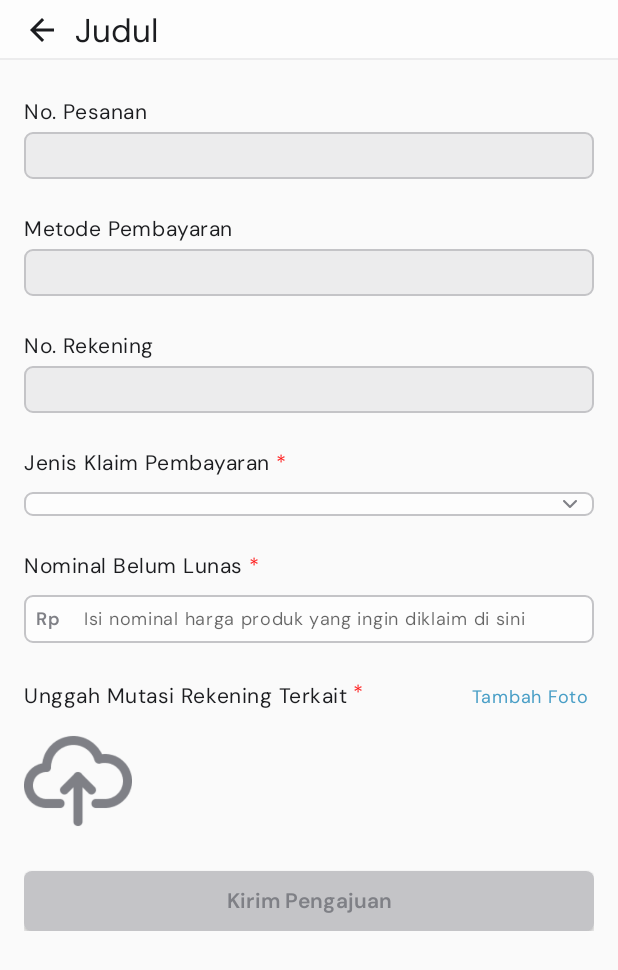
After one commit to shaulascr/ecommerce_serang, an Android app: the ClaimPaymentActivity screen opened directly, with no data from a screen before it, on a phone screen of 412 x 824 dp. The commit adds this screen. Shown: the top 970 px of the screen. Run offline under Robolectric (Android 15) with nearby library versions, the light colour scheme and no system bars.

Commit message:
activity_claim_payment.xml

```diff
--- a/app/src/main/AndroidManifest.xml
+++ b/app/src/main/AndroidManifest.xml
@@ -16,6 +16,9 @@
         android:theme="@style/Theme.Ecommerce_serang"
         android:usesCleartextTraffic="true"
         tools:targetApi="31">
+        <activity
+            android:name=".ui.profile.mystore.sells.ClaimPaymentActivity"
+            android:exported="false" />
         <activity
             android:name=".ui.profile.mystore.balance.BalanceTopUpActivity"
             android:exported="false" />
--- /dev/null
+++ b/app/src/main/java/com/alya/ecommerce_serang/ui/profile/mystore/sells/ClaimPaymentActivity.kt
@@ -0,0 +1,21 @@
+package com.alya.ecommerce_serang.ui.profile.mystore.sells
+
+import android.os.Bundle
+import androidx.activity.enableEdgeToEdge
+import androidx.appcompat.app.AppCompatActivity
+import androidx.core.view.ViewCompat
+import androidx.core.view.WindowInsetsCompat
+import com.alya.ecommerce_serang.R
+
+class ClaimPaymentActivity : AppCompatActivity() {
+    override fun onCreate(savedInstanceState: Bundle?) {
+        super.onCreate(savedInstanceState)
+        enableEdgeToEdge()
+        setContentView(R.layout.activity_claim_payment)
+        ViewCompat.setOnApplyWindowInsetsListener(findViewById(R.id.main)) { v, insets ->
+            val systemBars = insets.getInsets(WindowInsetsCompat.Type.systemBars())
+            v.setPadding(systemBars.left, systemBars.top, systemBars.right, systemBars.bottom)
+            insets
+        }
+    }
+}
--- /dev/null
+++ b/app/src/main/res/drawable/bg_text_field_disabled.xml
@@ -0,0 +1,9 @@
+<?xml version="1.0" encoding="utf-8"?>
+<shape xmlns:android="http://schemas.android.com/apk/res/android"
+    android:shape="rectangle">
+    <solid android:color="@color/black_50" />
+    <corners android:radius="5dp" />
+    <stroke
+        android:width="1dp"
+        android:color="@color/black_100" />
+</shape>
--- a/app/src/main/res/layout/activity_add_product.xml
+++ b/app/src/main/res/layout/activity_add_product.xml
@@ -20,14 +20,15 @@
             android:layout_height="wrap_content"
             android:orientation="vertical"
             android:paddingVertical="@dimen/vertical_safe_area"
-            android:paddingHorizontal="@dimen/horizontal_safe_area">
+            android:paddingHorizontal="@dimen/horizontal_safe_area"
+            android:layout_marginTop="19dp">
 
             <!-- Foto Produk -->
             <LinearLayout
                 android:layout_width="match_parent"
                 android:layout_height="wrap_content"
                 android:orientation="vertical"
-                android:layout_marginBottom="24dp">
+                android:layout_marginTop="24dp">
 
                 <!-- Label Foto Produk -->
                 <LinearLayout
--- a/app/src/main/res/layout/activity_balance_top_up.xml
+++ b/app/src/main/res/layout/activity_balance_top_up.xml
@@ -20,7 +20,8 @@
             android:layout_height="wrap_content"
             android:orientation="vertical"
             android:paddingVertical="@dimen/vertical_safe_area"
-            android:paddingHorizontal="@dimen/horizontal_safe_area">
+            android:paddingHorizontal="@dimen/horizontal_safe_area"
+            android:layout_marginTop="19dp">
 
             <!-- Foto Produk -->
             <LinearLayout
--- /dev/null
+++ b/app/src/main/res/layout/activity_claim_payment.xml
@@ -0,0 +1,289 @@
+<?xml version="1.0" encoding="utf-8"?>
+<LinearLayout xmlns:android="http://schemas.android.com/apk/res/android"
+    xmlns:app="http://schemas.android.com/apk/res-auto"
+    xmlns:tools="http://schemas.android.com/tools"
+    android:id="@+id/main"
+    android:layout_width="match_parent"
+    android:layout_height="match_parent"
+    android:orientation="vertical"
+    tools:context=".ui.profile.mystore.sells.ClaimPaymentActivity">
+
+    <include layout="@layout/header" />
+
+    <ScrollView
+        android:layout_width="match_parent"
+        android:layout_height="0dp"
+        android:layout_weight="1">
+
+        <LinearLayout
+            android:layout_width="match_parent"
+            android:layout_height="wrap_content"
+            android:orientation="vertical"
+            android:paddingVertical="@dimen/vertical_safe_area"
+            android:paddingHorizontal="@dimen/horizontal_safe_area"
+            android:layout_marginTop="19dp">
+
+            <!-- Nomor Pesanan -->
+            <LinearLayout
+                android:layout_width="match_parent"
+                android:layout_height="wrap_content"
+                android:orientation="vertical"
+                android:layout_marginBottom="24dp">
+
+                <TextView
+                    android:layout_width="wrap_content"
+                    android:layout_height="wrap_content"
+                    android:text="No. Pesanan"
+                    style="@style/body_medium"
+                    android:layout_marginEnd="4dp"/>
+
+                <EditText
+                    android:id="@+id/edt_no_pesanan"
+                    android:layout_width="match_parent"
+                    android:layout_height="wrap_content"
+                    android:background="@drawable/bg_text_field_disabled"
+                    android:padding="8dp"
+                    style="@style/body_small"
+                    android:layout_marginTop="4dp"
+                    android:enabled="false"/>
+
+            </LinearLayout>
+
+            <!-- Metode Pembayaran -->
+            <LinearLayout
+                android:layout_width="match_parent"
+                android:layout_height="wrap_content"
+                android:orientation="vertical"
+                android:layout_marginBottom="24dp">
+
+                <TextView
+                    android:layout_width="wrap_content"
+                    android:layout_height="wrap_content"
+                    android:text="Metode Pembayaran"
+                    style="@style/body_medium"
+                    android:layout_marginEnd="4dp"/>
+
+                <EditText
+                    android:id="@+id/edt_metode_bayar"
+                    android:layout_width="match_parent"
+                    android:layout_height="wrap_content"
+                    android:background="@drawable/bg_text_field_disabled"
+                    android:padding="8dp"
+                    style="@style/body_small"
+                    android:layout_marginTop="4dp"
+                    android:enabled="false"/>
+
+            </LinearLayout>
+
+            <!-- Nomor Rekening -->
+            <LinearLayout
+                android:layout_width="match_parent"
+                android:layout_height="wrap_content"
+                android:orientation="vertical"
+                android:layout_marginBottom="24dp">
+
+                <TextView
+                    android:layout_width="wrap_content"
+                    android:layout_height="wrap_content"
+                    android:text="No. Rekening"
+                    style="@style/body_medium"
+                    android:layout_marginEnd="4dp"/>
+
+                <EditText
+                    android:id="@+id/edt_no_rekening"
+                    android:layout_width="match_parent"
+                    android:layout_height="wrap_content"
+                    android:background="@drawable/bg_text_field_disabled"
+                    android:padding="8dp"
+                    style="@style/body_small"
+                    android:layout_marginTop="4dp"
+                    android:enabled="false"/>
+
+            </LinearLayout>
+
+            <!-- Jenis Klaim Pembayaran -->
+            <LinearLayout
+                android:layout_width="match_parent"
+                android:layout_height="wrap_content"
+                android:orientation="vertical"
+                android:layout_marginBottom="24dp">
+
+                <!-- Label Kondisi Produk -->
+                <LinearLayout
+                    android:layout_width="match_parent"
+                    android:layout_height="wrap_content"
+                    android:orientation="horizontal">
+
+                    <TextView
+                        android:layout_width="wrap_content"
+                        android:layout_height="wrap_content"
+                        android:text="Jenis Klaim Pembayaran"
+                        style="@style/body_medium"
+                        android:layout_marginEnd="4dp"/>
+
+                    <TextView
+                        android:layout_width="0dp"
+                        android:layout_height="wrap_content"
+                        android:layout_weight="1"
+                        android:text="*"
+                        style="@style/body_medium"
+                        android:textColor="@color/red_required"
+                        android:layout_gravity="end"/>
+
+                </LinearLayout>
+
+                <!-- Spinner Dropdown dengan Chevron -->
+                <LinearLayout
+                    android:layout_width="match_parent"
+                    android:layout_height="wrap_content"
+                    android:orientation="horizontal"
+                    android:background="@drawable/bg_text_field"
+                    android:gravity="center_vertical"
+                    android:layout_marginTop="10dp">
+
+                    <Spinner
+                        android:id="@+id/spinner_jenis_klaim"
+                        android:layout_width="0dp"
+                        android:layout_height="wrap_content"
+                        android:layout_weight="1"
+                        android:padding="8dp"
+                        style="@style/body_small"
+                        android:background="@null"/>
+
+                    <!-- Chevron Down Icon -->
+                    <ImageView
+                        android:layout_width="16dp"
+                        android:layout_height="16dp"
+                        android:src="@drawable/ic_down"
+                        android:layout_marginEnd="8dp"
+                        android:contentDescription="Chevron Down" />
+
+                </LinearLayout>
+
+            </LinearLayout>
+
+            <!-- Nominal Belum Lunas -->
+            <LinearLayout
+                android:layout_width="match_parent"
+                android:layout_height="wrap_content"
+                android:orientation="vertical"
+                android:layout_marginBottom="24dp">
+
+                <LinearLayout
+                    android:layout_width="match_parent"
+                    android:layout_height="wrap_content"
+                    android:orientation="horizontal">
+
+                    <TextView
+                        android:layout_width="wrap_content"
+                        android:layout_height="wrap_content"
+                        android:text="Nominal Belum Lunas"
+                        style="@style/body_medium"
+                        android:layout_marginEnd="4dp"/>
+
+                    <TextView
+                        android:layout_width="0dp"
+                        android:layout_height="wrap_content"
+                        android:layout_weight="1"
+                        android:text="*"
+                        style="@style/body_medium"
+                        android:textColor="@color/red_required"
+                        android:layout_gravity="end"/>
+
+                </LinearLayout>
+
+                <!-- Input Harga dengan Prefix "Rp" -->
+                <LinearLayout
+                    android:layout_width="match_parent"
+                    android:layout_height="wrap_content"
+                    android:orientation="horizontal"
+                    android:background="@drawable/bg_text_field"
+                    android:layout_marginTop="10dp">
+
+                    <TextView
+                        android:layout_width="wrap_content"
+                        android:layout_height="wrap_content"
+                        android:text="Rp"
+                        style="@style/label_medium_prominent"
+                        android:textColor="@color/black_300"
+                        android:padding="8dp" />
+
+                    <EditText
+                        android:id="@+id/edt_nominal_klaim"
+                        android:layout_width="match_parent"
+                        android:layout_height="wrap_content"
+                        android:background="@null"
+                        android:hint="Isi nominal harga produk yang ingin diklaim di sini"
+                        android:inputType="number"
+                        android:padding="8dp"
+                        style="@style/body_small" />
+
+                </LinearLayout>
+
+            </LinearLayout>
+
+            <!-- Mutasi Rekening -->
+            <LinearLayout
+                android:layout_width="match_parent"
+                android:layout_height="wrap_content"
+                android:orientation="vertical"
+                android:layout_marginBottom="24dp">
+
+                <!-- Label Foto Mutasi Rekening -->
+                <LinearLayout
+                    android:layout_width="match_parent"
+                    android:layout_height="wrap_content"
+                    android:orientation="horizontal">
+
+                    <TextView
+                        android:layout_width="wrap_content"
+                        android:layout_height="wrap_content"
+                        android:text="Unggah Mutasi Rekening Terkait"
+                        style="@style/body_medium"
+                        android:layout_marginEnd="4dp"/>
+
+                    <TextView
+                        android:layout_width="0dp"
+                        android:layout_height="wrap_content"
+                        android:layout_weight="1"
+                        android:text="*"
+                        style="@style/body_medium"
+                        android:textColor="@color/red_required"
+                        android:layout_gravity="end"/>
+
+                    <!-- TextView sebagai link untuk upload gambar -->
+                    <TextView
+                        android:id="@+id/tv_tambah_foto"
+                        android:layout_width="wrap_content"
+                        android:layout_height="wrap_content"
+                        android:text="Tambah Foto"
+                        style="@style/body_small"
+                        android:textColor="@color/blue_500"
+                        android:padding="4dp"
+                        android:clickable="true"
+                        android:focusable="true"/>
+
+                </LinearLayout>
+
+                <!-- ImageView untuk preview gambar -->
+                <ImageView
+                    android:id="@+id/iv_preview_foto"
+                    android:layout_width="72dp"
+                    android:layout_height="72dp"
+                    android:layout_marginTop="8dp"
+                    android:scaleType="centerCrop"
+                    android:contentDescription="Preview Gambar"
+                    android:src="@drawable/ic_upload"/>
+
+            </LinearLayout>
+
+            <Button
+                android:id="@+id/btn_submit"
+                android:text="Kirim Pengajuan"
+                style="@style/button.large.disabled.long"/>
+
+        </LinearLayout>
+
+    </ScrollView>
+
+</LinearLayout>
--- a/app/src/main/res/values/themes.xml
+++ b/app/src/main/res/values/themes.xml
@@ -1,6 +1,6 @@
 <resources>
     <!-- Base application theme. -->
-    <style name="Theme.Ecommerce_serang" parent="Theme.Material3.Light.NoActionBar">
+    <style name="Theme.Ecommerce_serang" parent="Theme.AppCompat.Light.NoActionBar">
         <!-- Customize your light theme here. -->
         <item name="colorPrimary">@color/blue_500</item>
         <item name="colorPrimaryDark">@color/white</item>
@@ -150,6 +150,7 @@
 
         <style name="button.large.active">
             <item name="android:background">@drawable/bg_button_active</item>
+            <item name="android:textColor">@color/white</item>
         </style>
 
             <style name="button.large.active.long">
@@ -170,6 +171,7 @@
 
         <style name="button.large.secondary">
             <item name="android:background">@drawable/bg_button_secondary</item>
+            <item name="android:textColor">@color/blue_500</item>
         </style>
 
             <style name="button.large.secondary.long">
@@ -190,6 +192,7 @@
 
         <style name="button.large.disabled">
             <item name="android:background">@drawable/bg_button_disabled</item>
+            <item name="android:textColor">@color/black_300</item>
         </style>
 
             <style name="button.large.disabled.long">
@@ -216,6 +219,7 @@
 
         <style name="button.small.active">
             <item name="android:background">@drawable/bg_button_active</item>
+            <item name="android:textColor">@color/white</item>
         </style>
 
             <style name="button.small.active.long">
@@ -236,6 +240,7 @@
 
         <style name="button.small.secondary">
             <item name="android:background">@drawable/bg_button_secondary</item>
+            <item name="android:textColor">@color/blue_500</item>
         </style>
 
             <style name="button.small.secondary.long">
@@ -256,6 +261,7 @@
 
         <style name="button.small.disabled">
             <item name="android:background">@drawable/bg_button_disabled</item>
+            <item name="android:textColor">@color/black_300</item>
         </style>
 
             <style name="button.small.disabled.long">
```
